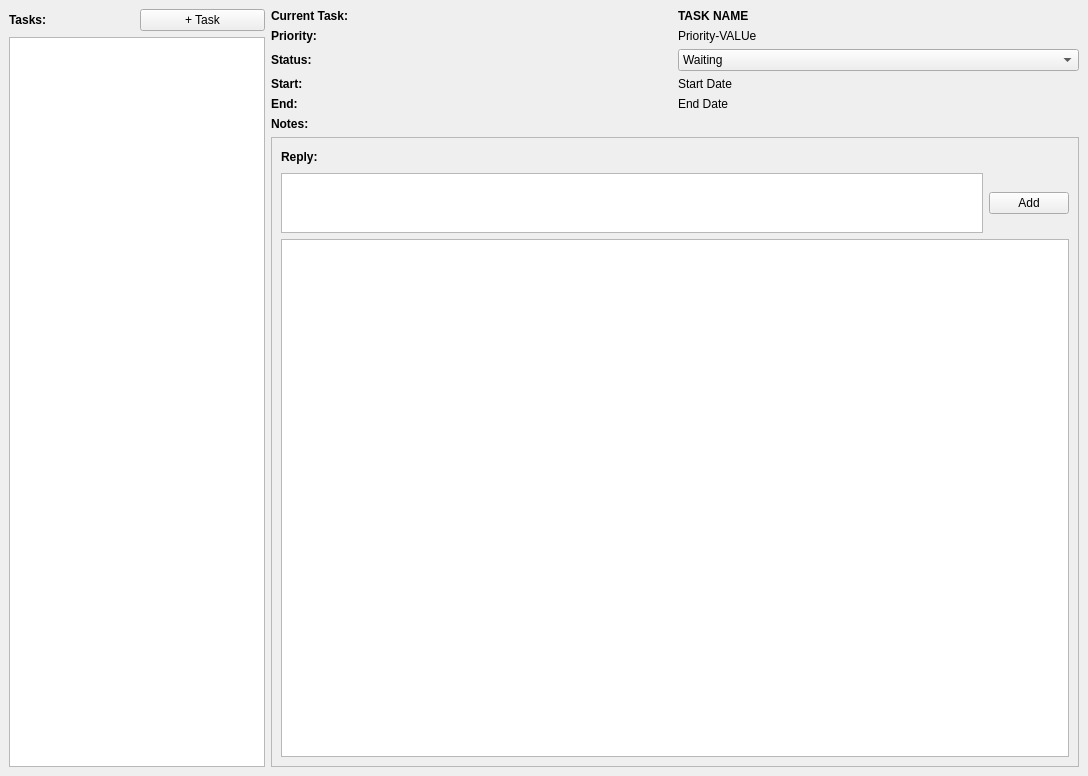
Old version of the form pipe/task/tasks.ui in the repository skarone/PipeL.
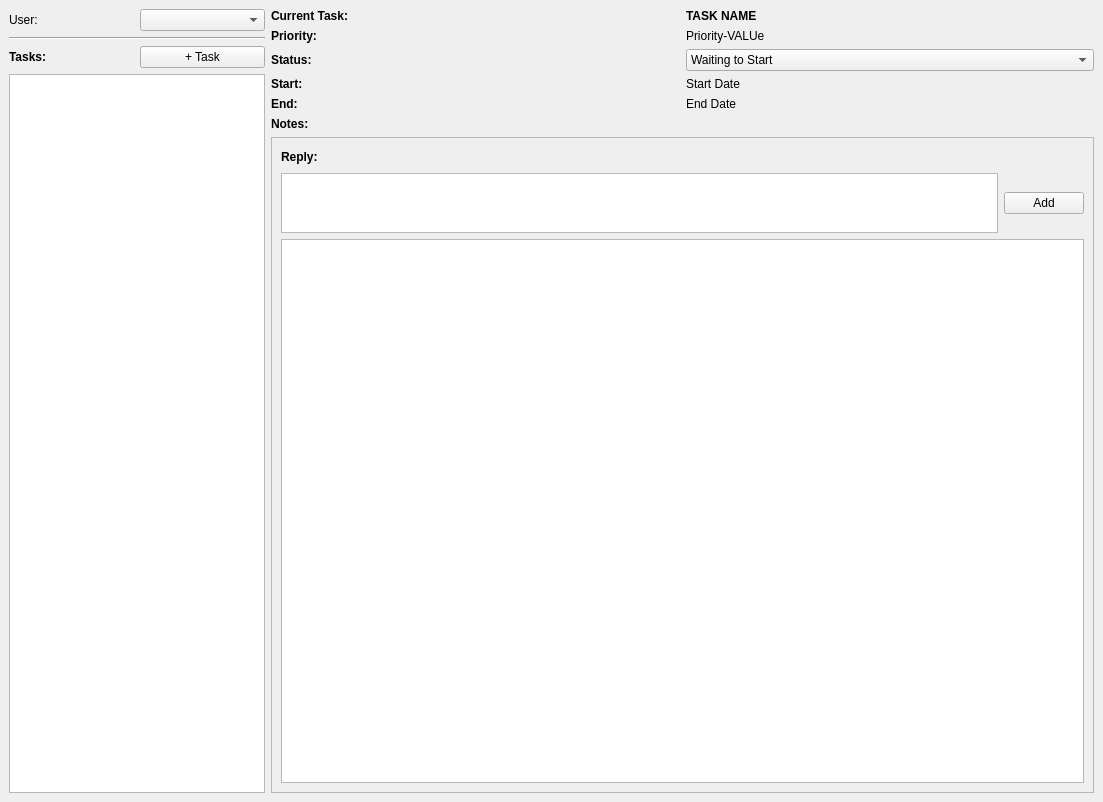
New version of the form.

Commit message: added icons to task ui, and more to go!, need to arrange notes in the other way!

What changed in the file:
```diff
--- a/pipe/task/tasks.ui
+++ b/pipe/task/tasks.ui
@@ -6,8 +6,8 @@
    <rect>
     <x>0</x>
     <y>0</y>
-    <width>1088</width>
-    <height>776</height>
+    <width>1103</width>
+    <height>802</height>
    </rect>
   </property>
   <property name="windowTitle">
@@ -20,9 +20,30 @@
    <enum>QTabWidget::Rounded</enum>
   </property>
   <widget class="QWidget" name="centralwidget">
-   <layout class="QHBoxLayout" name="horizontalLayout_3">
+   <layout class="QHBoxLayout" name="horizontalLayout_6">
     <item>
      <layout class="QVBoxLayout" name="verticalLayout_4">
+      <item>
+       <layout class="QHBoxLayout" name="horizontalLayout_3">
+        <item>
+         <widget class="QLabel" name="label_5">
+          <property name="text">
+           <string>User:</string>
+          </property>
+         </widget>
+        </item>
+        <item>
+         <widget class="QComboBox" name="users_cmb"/>
+        </item>
+       </layout>
+      </item>
+      <item>
+       <widget class="Line" name="line">
+        <property name="orientation">
+         <enum>Qt::Horizontal</enum>
+        </property>
+       </widget>
+      </item>
       <item>
        <layout class="QGridLayout" name="gridLayout_2">
         <item row="0" column="0">
@@ -141,7 +162,7 @@
          <widget class="QComboBox" name="comboBox">
           <item>
            <property name="text">
-            <string>Waiting</string>
+            <string>Waiting to Start</string>
            </property>
           </item>
           <item>
```
Left out of the diff: 25 changed lines with no effect on the pictures. The commit also changes 17 other files.
